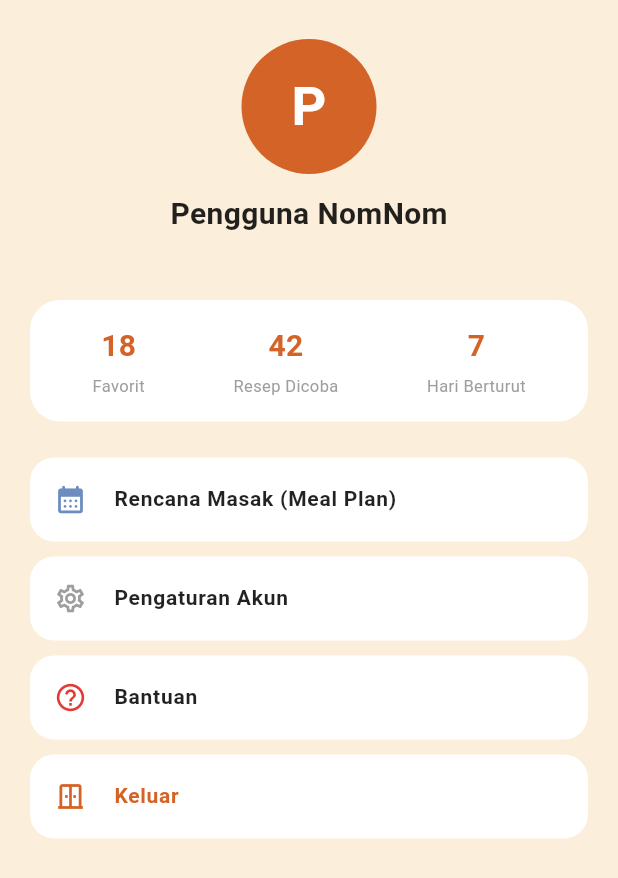
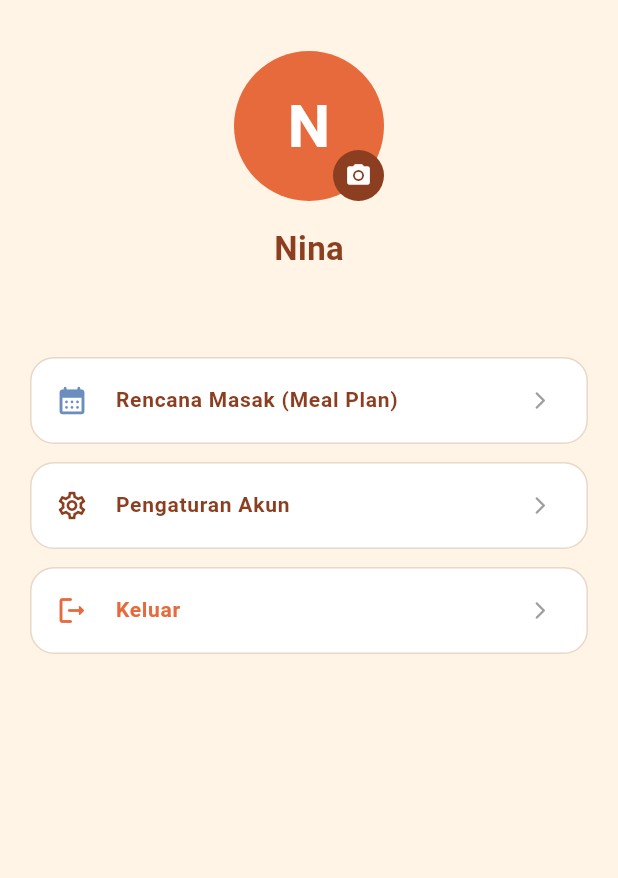
Before and after one commit to syifa25/Nom-Nom, a Flutter app: the ProfilePage screen opened directly, on a phone screen of 412 x 824 dp. Shown: the top 878 px of the screen. Run offline on Flutter 3.47's test engine with Material 3 defaults, Android fonts, the phone set to English and light mode, and no system bars; our stand-ins replace image_picker, supabase_flutter; accounts and stored records are empty.

Commit message:
update profile_page: bisa menambahkan foto profile

```diff
--- a/lib/features/profile_page.dart
+++ b/lib/features/profile_page.dart
@@ -1,6 +1,7 @@
+import 'dart:io';
 import 'package:flutter/material.dart';
-import '../service/auth_service.dart';
-import '../theme/app_colors.dart';
+import 'package:image_picker/image_picker.dart';
+import 'package:nom_nom/service/auth_service.dart';
 import 'login_page.dart';
 
 class ProfilePage extends StatefulWidget {
@@ -11,95 +12,240 @@ class ProfilePage extends StatefulWidget {
 }
 
 class _ProfilePageState extends State<ProfilePage> {
+  File? _profileImage;
+  final ImagePicker _picker = ImagePicker();
+
+  // Fungsi untuk memilih gambar dari Galeri atau Kamera
+  Future<void> _pickImage(ImageSource source) async {
+    try {
+      final XFile? pickedFile = await _picker.pickImage(
+        source: source,
+        imageQuality: 80,
+      );
+
+      if (pickedFile != null) {
+        setState(() {
+          _profileImage = File(pickedFile.path);
+        });
+      }
+    } catch (e) {
+      debugPrint('Error picking image: $e');
+    }
+  }
+
+  // Menampilkan pilihan sumber gambar atau hapus foto di satu tempat (ikon kamera)
+  void _showImageSourceActionSheet() {
+    showModalBottomSheet(
+      context: context,
+      backgroundColor: Colors.white,
+      shape: const RoundedRectangleBorder(
+        borderRadius: BorderRadius.vertical(top: Radius.circular(20)),
+      ),
+      builder: (context) {
+        return SafeArea(
+          child: Wrap(
+            children: [
+              ListTile(
+                leading: const Icon(Icons.photo_library, color: Color(0xFFE66A3C)),
+                title: const Text('Pilih dari Galeri'),
+                onTap: () {
+                  Navigator.pop(context);
+                  _pickImage(ImageSource.gallery);
+                },
+              ),
+              ListTile(
+                leading: const Icon(Icons.camera_alt, color: Color(0xFFE66A3C)),
+                title: const Text('Ambil dari Kamera'),
+                onTap: () {
+                  Navigator.pop(context);
+                  _pickImage(ImageSource.camera);
+                },
+              ),
+              if (_profileImage != null)
+                ListTile(
+                  leading: const Icon(Icons.delete_outline, color: Colors.redAccent),
+                  title: const Text(
+                    'Hapus Foto Profil',
+                    style: TextStyle(color: Colors.redAccent),
+                  ),
+                  onTap: () {
+                    Navigator.pop(context);
+                    setState(() {
+                      _profileImage = null;
+                    });
+                  },
+                ),
+            ],
+          ),
+        );
+      },
+    );
+  }
+
+  // Dialog Pengaturan Akun: Hanya untuk Ubah Nama Saja
+  void _showAccountSettingsDialog() {
+    final nameController = TextEditingController(
+      text: AuthService.instance.currentUserName ?? 'Nina',
+    );
+
+    showDialog(
+      context: context,
+      builder: (context) {
+        return AlertDialog(
+          backgroundColor: Colors.white,
+          shape: RoundedRectangleBorder(
+            borderRadius: BorderRadius.circular(16),
+          ),
+          title: const Text(
+            'Pengaturan Akun',
+            style: TextStyle(
+              color: Color(0xFF8B3E20),
+              fontWeight: FontWeight.bold,
+            ),
+          ),
+          content: Column(
+            mainAxisSize: MainAxisSize.min,
+            children: [
+              TextField(
+                controller: nameController,
+                decoration: const InputDecoration(
+                  labelText: 'Ubah Nama Lengkap',
+                  border: OutlineInputBorder(),
+                ),
+              ),
+            ],
+          ),
+          actions: [
+            TextButton(
+              onPressed: () => Navigator.pop(context),
+              child: const Text('Batal'),
+            ),
+            ElevatedButton(
+              style: ElevatedButton.styleFrom(
+                backgroundColor: const Color(0xFFE66A3C),
+              ),
+              onPressed: () {
+                setState(() {
+                  AuthService.instance.currentUserName = nameController.text;
+                });
+                Navigator.pop(context);
+                ScaffoldMessenger.of(context).showSnackBar(
+                  const SnackBar(content: Text('Nama berhasil diperbarui')),
+                );
+              },
+              child: const Text(
+                'Simpan',
+                style: TextStyle(color: Colors.white),
+              ),
+            ),
+          ],
+        );
+      },
+    );
+  }
+
   @override
   Widget build(BuildContext context) {
-    final userName = AuthService.instance.currentUserName ?? 'Pengguna NomNom';
-    final userEmail = AuthService.instance.currentUserEmail ?? 'email@domain.com';
+    const backgroundColor = Color(0xFFFFF4E5);
+    const primaryColor = Color(0xFFE66A3C);
+    const brownColor = Color(0xFF8B3E20);
+
+    final userName = AuthService.instance.currentUserName ?? 'Nina';
+    final userEmail = AuthService.instance.currentUserEmail ?? 'vioneryn@gmail.com';
     final initialLetter = userName.isNotEmpty ? userName[0].toUpperCase() : 'U';
 
     return Scaffold(
-      backgroundColor: AppColors.bgPage,
+      backgroundColor: backgroundColor,
       body: SafeArea(
         child: SingleChildScrollView(
-          padding: const EdgeInsets.symmetric(horizontal: 20.0, vertical: 16.0),
+          padding: const EdgeInsets.symmetric(horizontal: 20, vertical: 24),
           child: Column(
             children: [
               const SizedBox(height: 10),
-              // Circle Avatar Sesuai Inisial Nama User
+
+              // --- FOTO PROFIL ---
+              Center(
+                child: Stack(
+                  children: [
                     CircleAvatar(
-                radius: 45,
-                backgroundColor: const Color(0xFFD36327),
-                child: Text(
+                      radius: 50,
+                      backgroundColor: primaryColor,
+                      backgroundImage: _profileImage != null
+                          ? FileImage(_profileImage!) as ImageProvider
+                          : null,
+                      child: _profileImage == null
+                          ? Text(
                         initialLetter,
                         style: const TextStyle(
-                    fontSize: 36,
+                          fontSize: 40,
                           fontWeight: FontWeight.bold,
                           color: Colors.white,
                         ),
+                      )
+                          : null,
+                    ),
+                    Positioned(
+                      bottom: 0,
+                      right: 0,
+                      child: GestureDetector(
+                        onTap: _showImageSourceActionSheet,
+                        child: Container(
+                          padding: const EdgeInsets.all(8),
+                          decoration: const BoxDecoration(
+                            color: brownColor,
+                            shape: BoxShape.circle,
+                          ),
+                          child: const Icon(
+                            Icons.camera_alt,
+                            color: Colors.white,
+                            size: 18,
                           ),
                         ),
-              const SizedBox(height: 12),
+                      ),
+                    ),
+                  ],
+                ),
+              ),
 
-              // Nama & Email Dinamis
+              const SizedBox(height: 16),
+
+              // --- NAMA & EMAIL ---
               Text(
                 userName,
                 style: const TextStyle(
-                  fontSize: 20,
+                  fontSize: 22,
                   fontWeight: FontWeight.bold,
-                  color: Colors.black87,
+                  color: brownColor,
                 ),
               ),
               const SizedBox(height: 4),
               Text(
                 userEmail,
                 style: const TextStyle(
-                  fontSize: 13,
-                  color: Colors.grey,
+                  fontSize: 14,
+                  color: Colors.brown,
                 ),
               ),
-              const SizedBox(height: 20),
 
-              // Card Statistik (18 Favorit | 42 Resep Dicoba | 7 Hari Berturut)
-              Container(
-                padding: const EdgeInsets.symmetric(vertical: 16, horizontal: 12),
-                decoration: BoxDecoration(
-                  color: Colors.white,
-                  borderRadius: BorderRadius.circular(20),
-                ),
-                child: Row(
-                  mainAxisAlignment: MainAxisAlignment.spaceAround,
-                  children: [
-                    _buildStatItem('18', 'Favorit'),
-                    _buildStatItem('42', 'Resep Dicoba'),
-                    _buildStatItem('7', 'Hari Berturut'),
-                  ],
-                ),
-              ),
-              const SizedBox(height: 24),
+              const SizedBox(height: 32),
 
-              // List Menu Pilihan (Preferensi Diet & Resep Pribadi Sudah Dihapus)
+              // --- LIST MENU PILIHAN ---
               _buildMenuItem(
                 Icons.calendar_month_rounded,
                 'Rencana Masak (Meal Plan)',
                 const Color(0xFF6C8EBF),
-                onTap: () {
-                  // Aksi untuk membuka Rencana Masak
-                },
+                onTap: () {},
               ),
               _buildMenuItem(
                 Icons.settings_outlined,
                 'Pengaturan Akun',
-                const Color(0xFF9E9E9E),
+                brownColor,
+                onTap: _showAccountSettingsDialog, // Khusus ubah nama
               ),
               _buildMenuItem(
-                Icons.help_outline_rounded,
-                'Bantuan',
-                const Color(0xFFE53935),
-              ),
-              _buildMenuItem(
-                Icons.door_sliding_outlined,
+                Icons.logout_rounded,
                 'Keluar',
-                const Color(0xFFD36327),
+                primaryColor,
                 isLogout: true,
                 onTap: () {
                   AuthService.instance.logout();
@@ -116,29 +262,6 @@ class _ProfilePageState extends State<ProfilePage> {
     );
   }
 
-  Widget _buildStatItem(String value, String label) {
-    return Column(
-      children: [
-        Text(
-          value,
-          style: const TextStyle(
-            fontSize: 20,
-            fontWeight: FontWeight.bold,
-            color: Color(0xFFD36327),
-          ),
-        ),
-        const SizedBox(height: 4),
-        Text(
-          label,
-          style: const TextStyle(
-            fontSize: 11,
-            color: Colors.grey,
-          ),
-        ),
-      ],
-    );
-  }
-
   Widget _buildMenuItem(
       IconData icon,
       String title,
@@ -147,10 +270,11 @@ class _ProfilePageState extends State<ProfilePage> {
         VoidCallback? onTap,
       }) {
     return Container(
-      margin: const EdgeInsets.only(bottom: 10),
+      margin: const EdgeInsets.only(bottom: 12),
       decoration: BoxDecoration(
         color: Colors.white,
         borderRadius: BorderRadius.circular(16),
+        border: Border.all(color: const Color(0xFFE8D8C8)),
       ),
       child: ListTile(
         onTap: onTap,
@@ -160,8 +284,13 @@ class _ProfilePageState extends State<ProfilePage> {
           style: TextStyle(
             fontSize: 14,
             fontWeight: FontWeight.w600,
-            color: isLogout ? const Color(0xFFD36327) : Colors.black87,
+            color: isLogout ? iconColor : const Color(0xFF8B3E20),
           ),
+        ),
+        trailing: const Icon(
+          Icons.arrow_forward_ios_rounded,
+          size: 14,
+          color: Colors.grey,
         ),
       ),
     );
```
Lines whose indentation alone changed are shown as unchanged.
